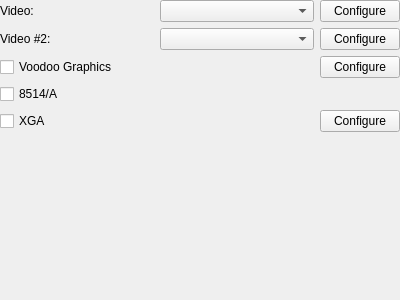
Qt form src/qt/qt_settingsdisplay.ui (86Box/86Box) before a commit.
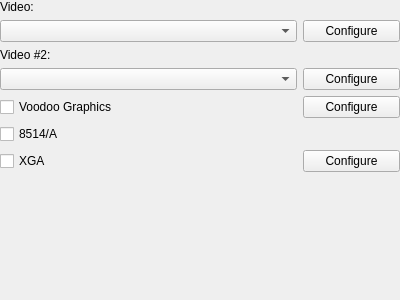
The same form after that commit.

Commit message: qt: make display settings narrower.

What changed in the file:
```diff
--- a/src/qt/qt_settingsdisplay.ui
+++ b/src/qt/qt_settingsdisplay.ui
@@ -13,7 +13,7 @@
   <property name="windowTitle">
    <string>Form</string>
   </property>
-  <layout class="QGridLayout" name="gridLayout">
+  <layout class="QGridLayout" name="gridLayout" columnstretch="2,1,1">
    <property name="leftMargin">
     <number>0</number>
    </property>
@@ -26,14 +26,108 @@
    <property name="bottomMargin">
     <number>0</number>
    </property>
-   <item row="3" column="0" colspan="2">
+   <item row="1" column="2">
+    <widget class="QPushButton" name="pushButtonConfigure">
+     <property name="sizePolicy">
+      <sizepolicy hsizetype="Minimum" vsizetype="Fixed">
+       <horstretch>0</horstretch>
+       <verstretch>0</verstretch>
+      </sizepolicy>
+     </property>
+     <property name="text">
+      <string>Configure</string>
+     </property>
+    </widget>
+   </item>
+   <item row="6" column="0" colspan="2">
+    <widget class="QCheckBox" name="checkBoxXga">
+     <property name="text">
+      <string>XGA</string>
+     </property>
+    </widget>
+   </item>
+   <item row="0" column="0">
+    <widget class="QLabel" name="label">
+     <property name="sizePolicy">
+      <sizepolicy hsizetype="Minimum" vsizetype="Preferred">
+       <horstretch>0</horstretch>
+       <verstretch>0</verstretch>
+      </sizepolicy>
+     </property>
+     <property name="text">
+      <string>Video:</string>
+     </property>
+    </widget>
+   </item>
+   <item row="1" column="0" colspan="2">
+    <widget class="QComboBox" name="comboBoxVideo">
+     <property name="sizePolicy">
+      <sizepolicy hsizetype="Expanding" vsizetype="Fixed">
+       <horstretch>0</horstretch>
+       <verstretch>0</verstretch>
+      </sizepolicy>
+     </property>
+    </widget>
+   </item>
+   <item row="4" column="2">
+    <widget class="QPushButton" name="pushButtonConfigureVoodoo">
+     <property name="text">
+      <string>Configure</string>
+     </property>
+    </widget>
+   </item>
+   <item row="2" column="0">
+    <widget class="QLabel" name="label_2">
+     <property name="sizePolicy">
+      <sizepolicy hsizetype="Minimum" vsizetype="Preferred">
+       <horstretch>0</horstretch>
+       <verstretch>0</verstretch>
+      </sizepolicy>
+     </property>
+     <property name="text">
+      <string>Video #2:</string>
+     </property>
+    </widget>
+   </item>
+   <item row="5" column="0" colspan="2">
     <widget class="QCheckBox" name="checkBox8514">
      <property name="text">
       <string>8514/A</string>
      </property>
     </widget>
    </item>
-   <item row="5" column="0">
+   <item row="4" column="0" colspan="2">
+    <widget class="QCheckBox" name="checkBoxVoodoo">
+     <property name="text">
+      <string>Voodoo Graphics</string>
+     </property>
+    </widget>
+   </item>
+   <item row="6" column="2">
+    <widget class="QPushButton" name="pushButtonConfigureXga">
+     <property name="text">
+      <string>Configure</string>
+     </property>
+    </widget>
+   </item>
+   <item row="3" column="2">
+    <widget class="QPushButton" name="pushButtonConfigureSecondary">
+     <property name="text">
+      <string>Configure</string>
+     </property>
+    </widget>
+   </item>
+   <item row="3" column="0" colspan="2">
+    <widget class="QComboBox" name="comboBoxVideoSecondary">
+     <property name="sizePolicy">
+      <sizepolicy hsizetype="Expanding" vsizetype="Fixed">
+       <horstretch>0</horstretch>
+       <verstretch>0</verstretch>
+      </sizepolicy>
+     </property>
+    </widget>
+   </item>
+   <item row="7" column="0" colspan="3">
     <spacer name="verticalSpacer">
      <property name="orientation">
       <enum>Qt::Vertical</enum>
@@ -46,74 +140,6 @@
      </property>
     </spacer>
    </item>
-   <item row="0" column="1">
-    <widget class="QComboBox" name="comboBoxVideo"/>
-   </item>
-   <item row="0" column="2">
-    <widget class="QPushButton" name="pushButtonConfigure">
-     <property name="sizePolicy">
-      <sizepolicy hsizetype="Maximum" vsizetype="Fixed">
-       <horstretch>0</horstretch>
-       <verstretch>0</verstretch>
-      </sizepolicy>
-     </property>
-     <property name="text">
-      <string>Configure</string>
-     </property>
-    </widget>
-   </item>
-   <item row="2" column="0" colspan="2">
-    <widget class="QCheckBox" name="checkBoxVoodoo">
-     <property name="text">
-      <string>Voodoo Graphics</string>
-     </property>
-    </widget>
-   </item>
-   <item row="2" column="2">
-    <widget class="QPushButton" name="pushButtonConfigureVoodoo">
-     <property name="text">
-      <string>Configure</string>
-     </property>
-    </widget>
-   </item>
-   <item row="0" column="0">
-    <widget class="QLabel" name="label">
-     <property name="text">
-      <string>Video:</string>
-     </property>
-    </widget>
-   </item>
-   <item row="4" column="0" colspan="2">
-    <widget class="QCheckBox" name="checkBoxXga">
-     <property name="text">
-      <string>XGA</string>
-     </property>
-    </widget>
-   </item>
-   <item row="4" column="2">
-    <widget class="QPushButton" name="pushButtonConfigureXga">
-     <property name="text">
-      <string>Configure</string>
-     </property>
-    </widget>
-   </item>
-   <item row="1" column="0">
-    <widget class="QLabel" name="label_2">
-     <property name="text">
-      <string>Video #2:</string>
-     </property>
-    </widget>
-   </item>
-   <item row="1" column="1">
-    <widget class="QComboBox" name="comboBoxVideoSecondary"/>
-   </item>
-   <item row="1" column="2">
-    <widget class="QPushButton" name="pushButtonConfigureSecondary">
-     <property name="text">
-      <string>Configure</string>
-     </property>
-    </widget>
-   </item>
   </layout>
  </widget>
  <resources/>
```
